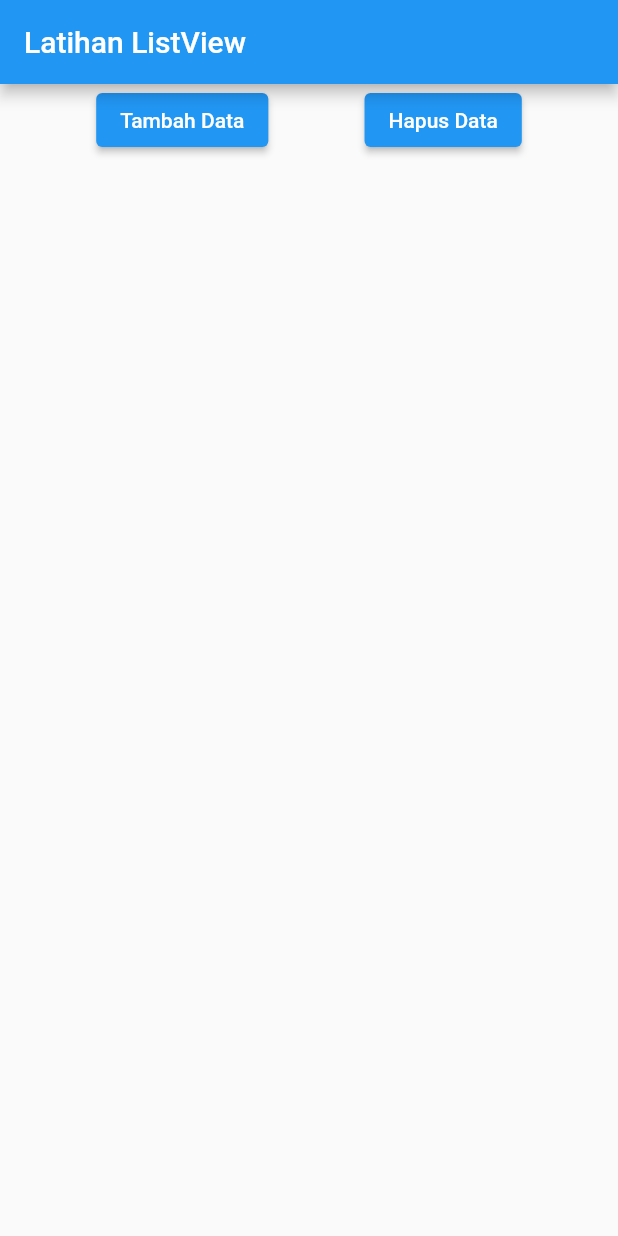
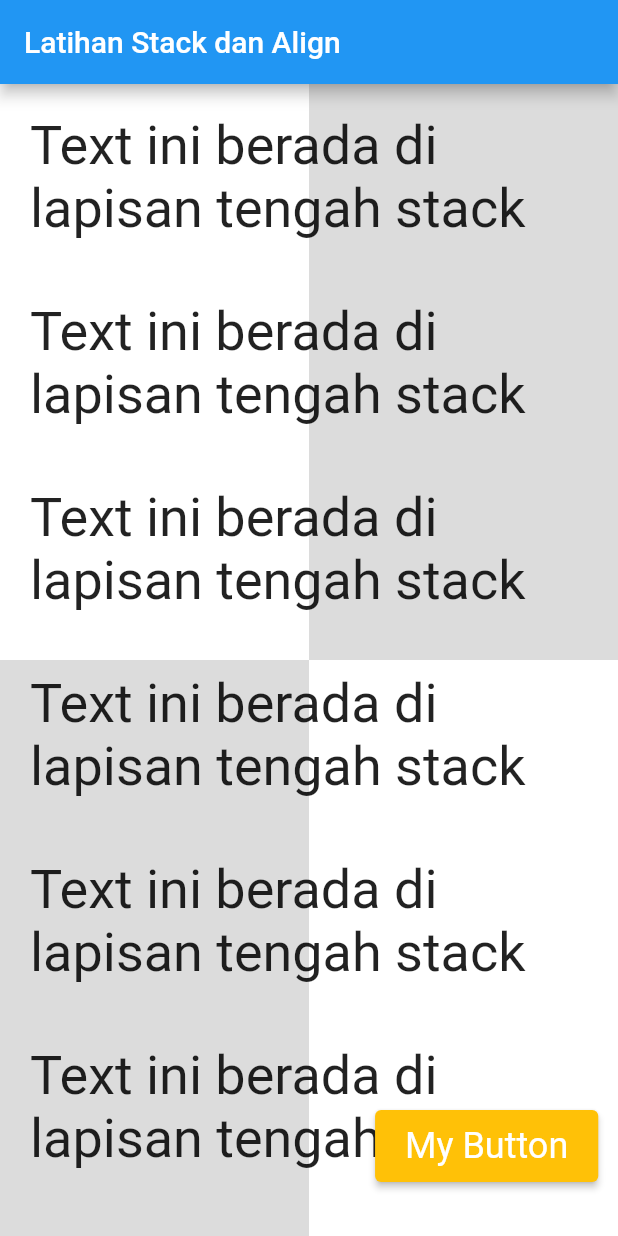
Before and after one commit to tryoasnafi/flutter-fundamental, a Flutter app: the screen it shows after launch, on a phone screen of 412 x 824 dp. Run offline on Flutter 3.47's test engine with Material 2 defaults, Android fonts, the phone set to English and light mode, and no system bars.

Commit message:
Stack dan Align

```diff
--- a/lib/main.dart
+++ b/lib/main.dart
@@ -2,58 +2,91 @@ import 'package:flutter/material.dart';
 
 void main() => runApp(MyApp());
 
-class MyApp extends StatefulWidget {
-  @override
-  _MyAppState createState() => _MyAppState();
-}
+class MyApp extends StatelessWidget {
+  final List<Widget> listText = [];
 
-class _MyAppState extends State<MyApp> {
-  List<Widget> widgets = [];
-  int counter = 1;
+  MyApp() {
+    for (var i = 0; i < 8; i++) {
+      listText.add(
+        Container(
+          margin: EdgeInsets.all(20),
+          child: Text(
+            "Text ini berada di lapisan tengah stack",
+            style: TextStyle(fontSize: 36),
+          ),
+        ),
+      );
+    }
+  }
 
   @override
   Widget build(BuildContext context) {
     return MaterialApp(
       home: Scaffold(
         appBar: AppBar(
-          title: Text("Latihan ListView"),
+          title: Text("Latihan Stack dan Align"),
         ),
-        body: ListView(
-          // mainAxisAlignment: MainAxisAlignment.center,
+        body: Stack(
           children: [
-            Row(
-              mainAxisAlignment: MainAxisAlignment.spaceEvenly,
+            Column(
               children: [
-                ElevatedButton(
-                  onPressed: () {
-                    setState(() {
-                      widgets.add(
-                        Text(
-                          "Data ke-$counter",
-                          style: TextStyle(
-                            fontSize: 35,
-                          ),
+                Flexible(
+                  flex: 1,
+                  child: Row(
+                    children: [
+                      Flexible(
+                        flex: 1,
+                        child: Container(
+                          color: Colors.white,
                         ),
-                      );
-                      counter++;
-                    });
-                  },
-                  child: Text("Tambah Data"),
+                      ),
+                      Flexible(
+                        flex: 1,
+                        child: Container(
+                          color: Colors.black12,
+                        ),
+                      ),
+                    ],
+                  ),
                 ),
-                ElevatedButton(
-                  onPressed: () {
-                    setState(() {
-                      widgets.removeAt(0);
-                    });
-                  },
-                  child: Text("Hapus Data"),
+                Flexible(
+                  flex: 1,
+                  child: Row(
+                    children: [
+                      Flexible(
+                        flex: 1,
+                        child: Container(
+                          color: Colors.black12,
+                        ),
+                      ),
+                      Flexible(
+                        flex: 1,
+                        child: Container(
+                          color: Colors.white,
+                        ),
+                      ),
+                    ],
+                  ),
                 ),
               ],
             ),
-            Column(
-              crossAxisAlignment: CrossAxisAlignment.start,
-              children: widgets,
-            )
+            ListView(
+              children: listText,
+            ),
+            Align(
+              alignment: Alignment(0.9, 0.9),
+              child: ElevatedButton(
+                onPressed: () {},
+                child: Text("My Button"),
+                style: ElevatedButton.styleFrom(
+                  primary: Colors.amber,
+                  padding: EdgeInsets.symmetric(vertical: 10, horizontal: 20),
+                  textStyle: TextStyle(
+                    fontSize: 24,
+                  ),
+                ),
+              ),
+            ),
           ],
         ),
       ),
```
